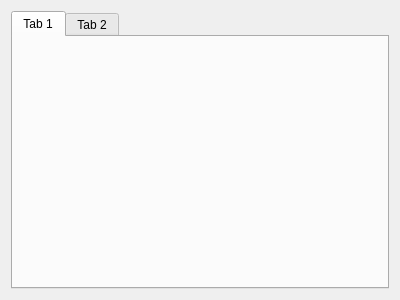
Before: the Qt Designer form src/ui/tilesheet/tile_sheet_content_page.ui in albin-johansson/tactile, drawn with Qt 5.
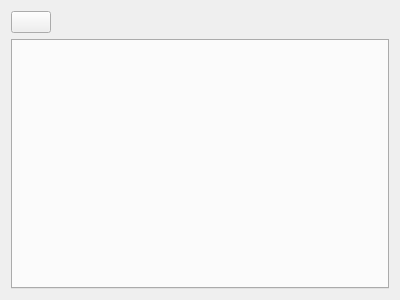
After: the same form once the commit is applied. Icons and pictures are not drawn.

Commit message: Add basic components for tile sheet related stuff

The edit to the form file:
```diff
--- a/src/ui/tilesheet/tile_sheet_content_page.ui
+++ b/src/ui/tilesheet/tile_sheet_content_page.ui
@@ -14,19 +14,45 @@
    <string>Form</string>
   </property>
   <layout class="QGridLayout" name="gridLayout">
+   <item row="1" column="0">
+    <widget class="QTabWidget" name="tabWidget"/>
+   </item>
    <item row="0" column="0">
-    <widget class="QTabWidget" name="tabWidget">
-     <widget class="QWidget" name="tab">
-      <attribute name="title">
-       <string>Tab 1</string>
-      </attribute>
-     </widget>
-     <widget class="QWidget" name="tab_2">
-      <attribute name="title">
-       <string>Tab 2</string>
-      </attribute>
-     </widget>
-    </widget>
+    <layout class="QHBoxLayout" name="horizontalLayout">
+     <item>
+      <widget class="QPushButton" name="newButton">
+       <property name="sizePolicy">
+        <sizepolicy hsizetype="Fixed" vsizetype="Fixed">
+         <horstretch>0</horstretch>
+         <verstretch>0</verstretch>
+        </sizepolicy>
+       </property>
+       <property name="toolTip">
+        <string>Add tile sheet</string>
+       </property>
+       <property name="text">
+        <string/>
+       </property>
+       <property name="icon">
+        <iconset resource="../../tactile2.qrc">
+         <normaloff>:/res/icons/icons8/color/64/image.png</normaloff>:/res/icons/icons8/color/64/image.png</iconset>
+       </property>
+      </widget>
+     </item>
+     <item>
+      <spacer name="horizontalSpacer">
+       <property name="orientation">
+        <enum>Qt::Horizontal</enum>
+       </property>
+       <property name="sizeHint" stdset="0">
+        <size>
+         <width>40</width>
+         <height>20</height>
+        </size>
+       </property>
+      </spacer>
+     </item>
+    </layout>
    </item>
   </layout>
  </widget>
```
The commit also changes 9 other files.
